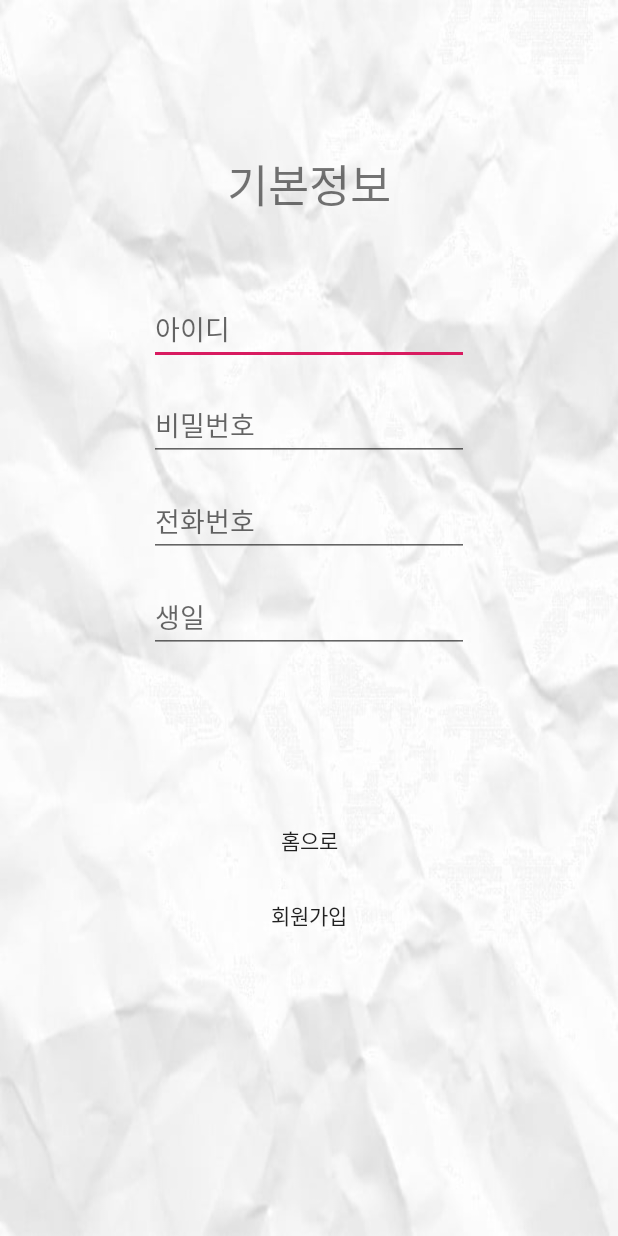
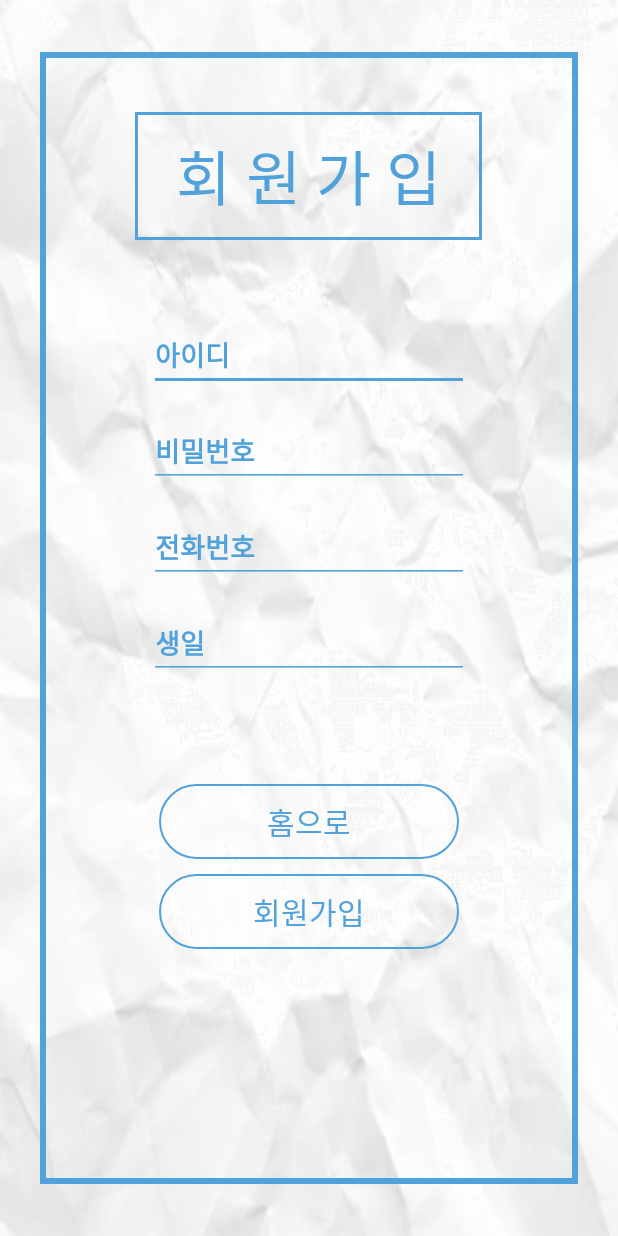
Before and after one commit to Junseon00/MD5, an Android app: the layout activity_screen2.xml on its own in the app's theme, with its tools: preview values and no code run, on a phone screen of 412 x 824 dp. Run offline under Robolectric (Android 15) with nearby library versions, the phone set to English and light mode, and no system bars.

Commit message:
screen2 디자인 적용

```diff
--- a/app/src/main/AndroidManifest.xml
+++ b/app/src/main/AndroidManifest.xml
@@ -38,14 +38,14 @@
         <activity android:name=".screen5" />
         <activity android:name=".screen4" />
         <activity android:name=".screen3" />
-        <activity android:name=".screen2register" />
+        <activity android:name=".screen2register">
+            <intent-filter>
+                <action android:name="android.intent.action.MAIN" />
+                <category android:name="android.intent.category.LAUNCHER" />
+            </intent-filter>
+        </activity>
         <activity android:name=".screen1login" />
         <activity android:name=".MainActivity">
-            <intent-filter>
-                <action android:name="android.intent.action.MAIN" />
-
-                <category android:name="android.intent.category.LAUNCHER" />
-            </intent-filter>
         </activity>
         <activity
             android:name=".SplashActivity"
--- /dev/null
+++ b/app/src/main/res/drawable/layout_border.xml
@@ -0,0 +1,16 @@
+<?xml version="1.0" encoding="utf-8"?>
+<layer-list xmlns:android="http://schemas.android.com/apk/res/android"  android:layout_height="match_parent" android:layout_width="match_parent">
+
+    <item
+        android:bottom="3dp"
+        android:left="3dp"
+        android:right="3dp"
+        android:top="3dp">
+        <shape android:shape="rectangle" >
+            <stroke
+                android:width="4dp"
+                android:color="@color/secondblue" />
+        </shape>
+    </item>
+
+</layer-list>
--- /dev/null
+++ b/app/src/main/res/drawable/layout_border2.xml
@@ -0,0 +1,16 @@
+<?xml version="1.0" encoding="utf-8"?>
+<layer-list xmlns:android="http://schemas.android.com/apk/res/android"  android:layout_height="match_parent" android:layout_width="match_parent">
+
+    <item
+        android:bottom="3dp"
+        android:left="3dp"
+        android:right="3dp"
+        android:top="3dp">
+        <shape android:shape="rectangle" >
+            <stroke
+                android:width="2dp"
+                android:color="@color/secondblue" />
+        </shape>
+    </item>
+
+</layer-list>
--- /dev/null
+++ b/app/src/main/res/drawable/roundbutton.xml
@@ -0,0 +1,13 @@
+<?xml version="1.0" encoding="utf-8"?>
+<shape xmlns:android="http://schemas.android.com/apk/res/android"
+    android:padding="10dp"
+    android:shape="rectangle" >
+    <corners
+        android:bottomLeftRadius="30dp"
+        android:bottomRightRadius="30dp"
+        android:topLeftRadius="30dp"
+        android:topRightRadius="30dp" />
+    <stroke
+        android:width="1dp"
+        android:color="@color/secondblue" />
+</shape>
--- a/app/src/main/res/layout/activity_screen2.xml
+++ b/app/src/main/res/layout/activity_screen2.xml
@@ -10,30 +10,51 @@
     tools:context=".screen2register">
 
 
-
     <ScrollView
         android:id="@+id/scrollView2"
-        android:layout_width="match_parent"
-        android:layout_height="fill_parent"
+        android:layout_width="0dp"
+        android:layout_height="0dp"
+        android:layout_marginStart="24dp"
+        android:layout_marginTop="32dp"
+        android:layout_marginEnd="24dp"
+        android:layout_marginBottom="32dp"
+        app:layout_constraintBottom_toBottomOf="parent"
         app:layout_constraintEnd_toEndOf="parent"
         app:layout_constraintHorizontal_bias="0.0"
         app:layout_constraintStart_toStartOf="parent"
-        app:layout_constraintTop_toTopOf="parent">
+        app:layout_constraintTop_toTopOf="parent"
+        android:background="@drawable/layout_border">
 
 
         <LinearLayout
             android:layout_width="match_parent"
             android:layout_height="wrap_content"
-            android:orientation="vertical">
+            android:orientation="vertical"
+            >
 
-            <TextView
-                android:id="@+id/textView1"
+            <!--요기에 약국 로고 만들어 넣기-->
+
+            <LinearLayout
                 android:layout_width="wrap_content"
                 android:layout_height="wrap_content"
-                android:layout_gravity="center"
-                android:layout_marginTop="100dp"
-                android:text="기본정보"
-                android:textSize="30sp" />
+                android:layout_gravity="center_horizontal"
+                android:layout_marginTop="40dp"
+                android:background="@drawable/layout_border2">
+                <TextView
+                    android:id="@+id/textView1"
+                    android:layout_marginStart="30dp"
+                    android:layout_marginTop="15dp"
+                    android:layout_marginBottom="15dp"
+                    android:layout_marginEnd="30dp"
+                    android:layout_width="wrap_content"
+                    android:layout_height="wrap_content"
+                    android:layout_gravity="center"
+                    android:text="회 원 가 입"
+                    android:textColor="@color/secondblue"
+                    android:textSize="40sp"
+
+                    android:visibility="visible" />
+            </LinearLayout>
 
             <EditText
                 android:id="@+id/et_id"
@@ -41,9 +62,14 @@
                 android:layout_height="wrap_content"
                 android:layout_gravity="center"
                 android:layout_marginTop="50dp"
+                android:backgroundTint="@color/secondblue"
                 android:ems="10"
                 android:hint="아이디"
-                android:inputType="textPersonName" />
+                android:inputType="textPersonName"
+                android:textColorHint="@color/secondblue"
+                android:textStyle="bold"
+                android:textColor="@color/secondblue"
+                />
 
             <EditText
                 android:id="@+id/et_pass"
@@ -51,9 +77,14 @@
                 android:layout_height="wrap_content"
                 android:layout_gravity="center"
                 android:layout_marginTop="16dp"
+                android:backgroundTint="@color/secondblue"
                 android:ems="10"
                 android:hint="비밀번호"
-                android:inputType="textPassword" />
+                android:inputType="textPassword"
+                android:textColorHint="@color/secondblue"
+                android:textStyle="bold"
+                android:textColor="@color/secondblue"
+                />
 
             <EditText
                 android:id="@+id/et_phone"
@@ -61,9 +92,14 @@
                 android:layout_height="wrap_content"
                 android:layout_gravity="center"
                 android:layout_marginTop="16dp"
+                android:backgroundTint="@color/secondblue"
                 android:ems="10"
                 android:hint="전화번호"
-                android:inputType="textPersonName" />
+                android:inputType="textPersonName"
+                android:textColorHint="@color/secondblue"
+                android:textStyle="bold"
+                android:textColor="@color/secondblue"
+                />
 
             <EditText
                 android:id="@+id/et_birth"
@@ -71,30 +107,43 @@
                 android:layout_height="wrap_content"
                 android:layout_gravity="center"
                 android:layout_marginTop="16dp"
+                android:backgroundTint="@color/secondblue"
                 android:ems="10"
                 android:hint="생일"
-                android:inputType="textPersonName" />
-
+                android:inputType="textPersonName"
+                android:textColorHint="@color/secondblue"
+                android:textStyle="bold"
+                android:textColor="@color/secondblue"
+                />
 
 
             <Button
+                android:background="@drawable/roundbutton"
                 android:id="@+id/home2"
-                android:layout_width="match_parent"
+                android:layout_gravity="center_horizontal"
+                android:layout_width="200dp"
                 android:layout_height="50sp"
+                android:layout_marginTop="70dp"
+                android:onClick="home"
                 android:text="홈으로"
+                android:textColor="@color/secondblue"
+                android:textSize="20sp"
                 app:layout_constraintEnd_toEndOf="parent"
                 app:layout_constraintStart_toStartOf="parent"
                 app:layout_constraintTop_toBottomOf="@id/scrollView2"
-                android:layout_marginTop="100dp"
-                android:onClick="home"
                 tools:layout_editor_absoluteY="742dp" />
 
 
             <Button
+                android:background="@drawable/roundbutton"
                 android:id="@+id/btn_register"
-                android:layout_width="match_parent"
+                android:layout_gravity="center_horizontal"
+                android:layout_width="200dp"
                 android:layout_height="50sp"
+                android:layout_marginTop="10dp"
                 android:text="회원가입"
+                android:textColor="@color/secondblue"
+                android:textSize="20sp"
                 app:layout_constraintEnd_toEndOf="parent"
                 app:layout_constraintStart_toStartOf="parent"
                 app:layout_constraintTop_toBottomOf="@id/scrollView2"
```
Also changed, not shown: 9 other files.
